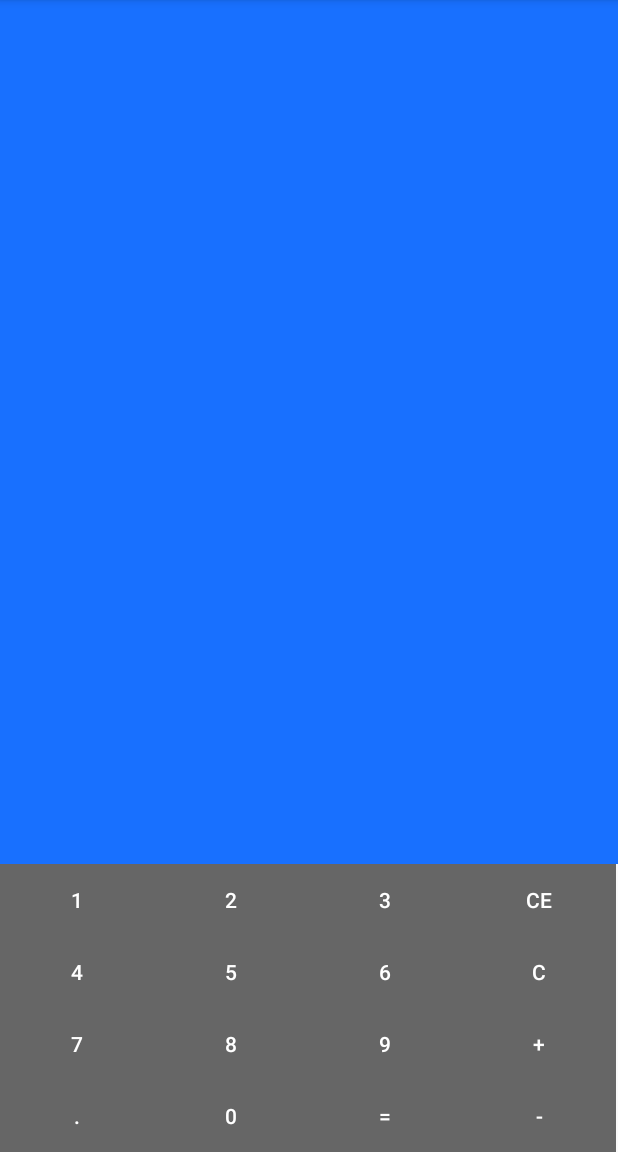
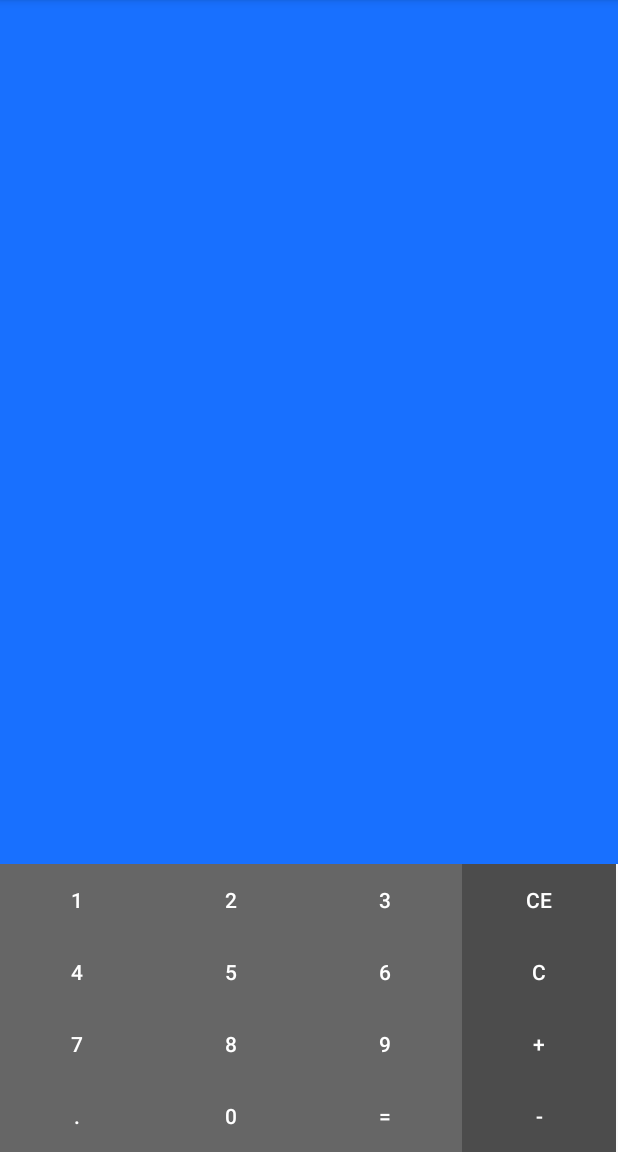
Before and after one commit to jarekzielinski/Calculator, an Android app: the screen it shows after launch (MainActivity), on a phone screen of 412 x 824 dp, the part 84-1236 px from its top. Run offline under Robolectric (Android 15) with nearby library versions, the phone set to English and light mode, and no system bars.

Commit message:
Added style v2

```diff
--- a/app/src/main/res/drawable-v22/button_selector_operation.xml
+++ b/app/src/main/res/drawable-v22/button_selector_operation.xml
@@ -1,5 +1,5 @@
 <?xml version="1.0" encoding="utf-8"?>
 <selector xmlns:android="http://schemas.android.com/apk/res/android">
     <item android:drawable="@color/selected" android:state_pressed="true"/>
-    <item android:drawable="@color/colorPrimary"/>
+    <item android:drawable="@color/colorPrimaryDark"/>
 </selector>
--- a/app/src/main/res/drawable-v24/button_selector_operation.xml
+++ b/app/src/main/res/drawable-v24/button_selector_operation.xml
@@ -1,4 +1,4 @@
 <?xml version="1.0" encoding="utf-8"?>
 <ripple xmlns:android="http://schemas.android.com/apk/res/android" android:color="@color/selected">
-    <item android:drawable="@color/colorPrimary"/>
+    <item android:drawable="@color/colorPrimaryDark"/>
 </ripple>
--- a/app/src/main/res/layout/activity_main.xml
+++ b/app/src/main/res/layout/activity_main.xml
@@ -45,7 +45,7 @@
 
             <Button
                 android:id="@+id/button4"
-                style="@style/KeyStyle"
+                style="@style/KeyStyle.Operation"
                 android:text="CE" />
 
         </TableRow>
@@ -71,7 +71,7 @@
 
             <Button
                 android:id="@+id/button8"
-                style="@style/KeyStyle"
+                style="@style/KeyStyle.Operation"
                 android:text="C" />
 
         </TableRow>
@@ -97,7 +97,7 @@
 
             <Button
                 android:id="@+id/button12"
-                style="@style/KeyStyle"
+                style="@style/KeyStyle.Operation"
                 android:text="+" />
         </TableRow>
 
@@ -122,7 +122,7 @@
 
             <Button
                 android:id="@+id/button16"
-                style="@style/KeyStyle"
+                style="@style/KeyStyle.Operation"
                 android:text="-" />
         </TableRow>
 
```
